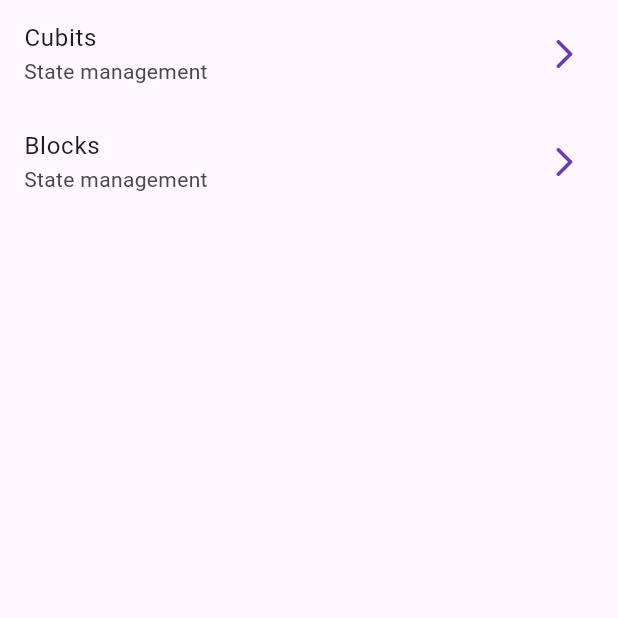
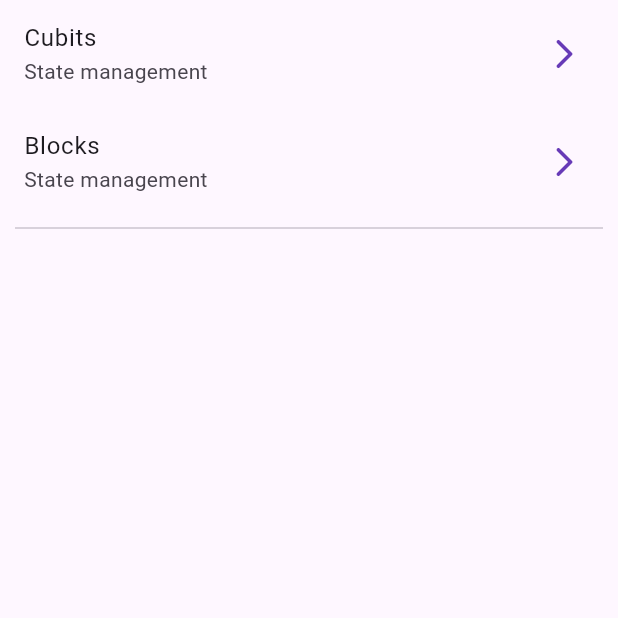
Before and after one commit to JaviKo500/flutter_forms_app, a Flutter app: the screen it shows after launch, on a phone screen of 412 x 824 dp, the top half of it. Run offline on Flutter 3.47's test engine with Material 3 defaults, Android fonts, the phone set to English and light mode, and no system bars; our stand-ins replace equatable, flutter_bloc, go_router.

```diff
--- a/lib/presentation/screens/bloc_counter_screen.dart
+++ b/lib/presentation/screens/bloc_counter_screen.dart
@@ -31,7 +31,7 @@ class _BlocCounterView extends StatelessWidget {
         }),
         actions: [
           IconButton(
-            onPressed: () => context.read<CounterBloc>().add( CounterReset() ),
+            onPressed: () => context.read<CounterBloc>().resetCounter(),
             icon: const Icon(Icons.refresh_rounded),
           ),
         ],
--- a/lib/presentation/screens/home_screen.dart
+++ b/lib/presentation/screens/home_screen.dart
@@ -34,6 +34,10 @@ class HomeScreen extends StatelessWidget {
             ),
             trailing: const Icon(Icons.arrow_forward_ios_rounded),
             onTap: () => context.push('/blocs'),
+          ),
+          const Padding(
+            padding: EdgeInsets.symmetric( horizontal: 10 ),
+            child: Divider(),
           )
         ],
       ),
```
Also changed, not shown: lib/presentation/blocs/counter_bloc/counter_bloc.dart (+11 -0 lines).
